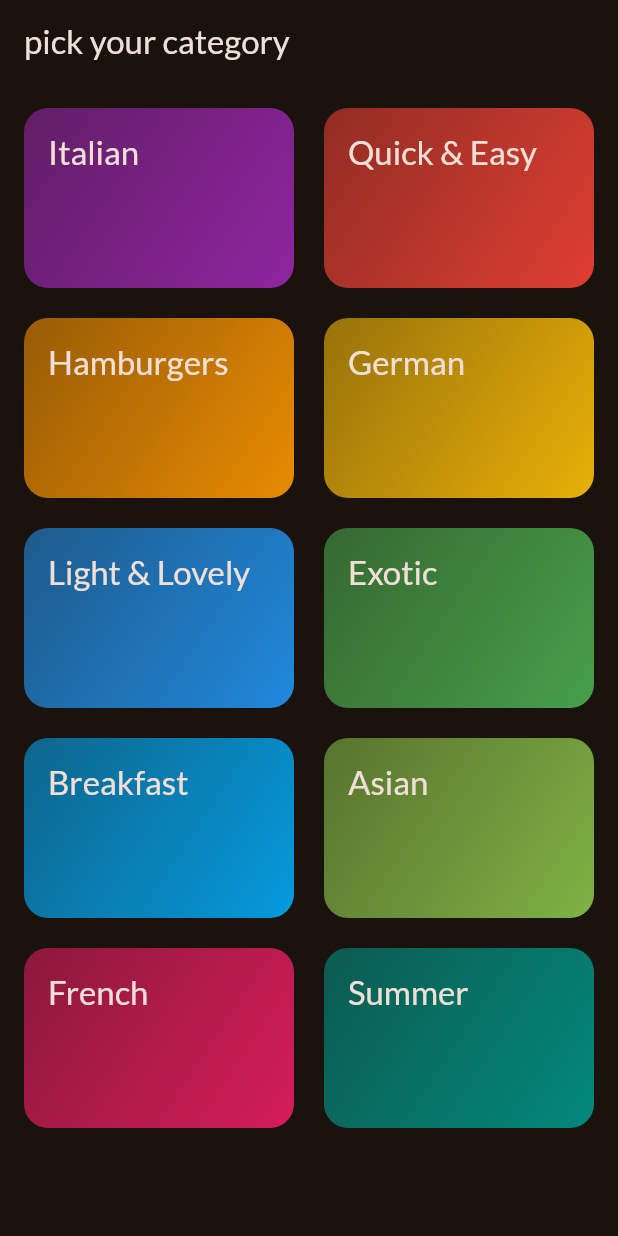
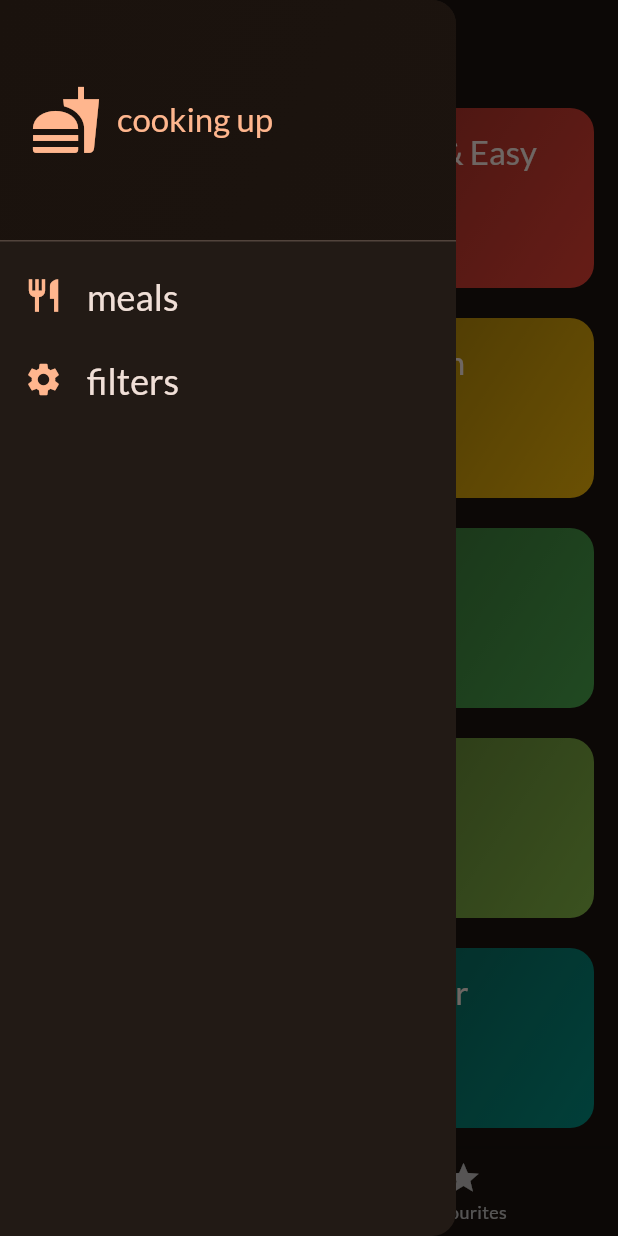
Before and after one commit to Brijesh-gangwar/meals_app, a Flutter app: the screen it shows after launch, with the side drawer open (before the commit the screen has no drawer), on a phone screen of 412 x 824 dp. Run offline on Flutter 3.47's test engine with Material 3 defaults, Android fonts, the phone set to English and light mode, and no system bars; our stand-ins replace google_fonts, transparent_image.

Commit message:
creating filter and showing only filtered data

```diff
--- a/meals_app/lib/main.dart
+++ b/meals_app/lib/main.dart
@@ -1,7 +1,7 @@
 import 'package:flutter/material.dart';
 import 'package:google_fonts/google_fonts.dart';
 
-import 'package:meals_app/screens/categories.dart';
+import 'package:meals_app/screens/tabs.dart';
 
 final ThemeData theme = ThemeData(
   useMaterial3: true,
@@ -24,6 +24,6 @@ class MainApp extends StatelessWidget {
     return MaterialApp(
         debugShowCheckedModeBanner: false,
         theme: theme,
-        home: const categories_screen());
+        home: const tabs_screen());
   }
 }
--- a/meals_app/lib/screens/categories.dart
+++ b/meals_app/lib/screens/categories.dart
@@ -4,17 +4,26 @@ import 'package:meals_app/models/category.dart';
 import 'package:meals_app/screens/meals.dart';
 import 'package:meals_app/widgets/category_grid_item.dart';
 
+import '../models/meal.dart';
+
 class categories_screen extends StatelessWidget {
-  const categories_screen({super.key});
+  const categories_screen({super.key, required this.ontooglefavorite, required this.availableMeals});
+  final void Function(Meal meal) ontooglefavorite;
+
+  final List<Meal> availableMeals;
 
   void _selectcategory(BuildContext context, Category category) {
-    final filter_meals_list = dummyMeals
+    final filterMealsList = availableMeals
         .where((meal) => meal.categories.contains(category.id))
         .toList();
     Navigator.of(context).push(
       MaterialPageRoute(
         builder: (context) {
-          return meals_screen(title: category.title, meals: filter_meals_list);
+          return meals_screen(
+            title: category.title,
+            meals: filterMealsList,
+            ontooglefavorite: ontooglefavorite,
+          );
         },
       ),
     );
@@ -22,12 +31,8 @@ class categories_screen extends StatelessWidget {
 
   @override
   Widget build(BuildContext context) {
-    return Scaffold(
-      appBar: AppBar(
-        title: Text("pick your category"),
-      ),
-      body: GridView(
-        padding: EdgeInsets.all(16),
+    return GridView(
+      padding: const EdgeInsets.all(16),
       gridDelegate: const SliverGridDelegateWithFixedCrossAxisCount(
         crossAxisCount: 2,
         childAspectRatio: 3 / 2,
@@ -43,7 +48,6 @@ class categories_screen extends StatelessWidget {
             },
           )
       ],
-      ),
     );
   }
 }
--- /dev/null
+++ b/meals_app/lib/screens/tabs.dart
@@ -0,0 +1,134 @@
+import 'package:flutter/material.dart';
+import 'package:meals_app/data/dummy_data.dart';
+import 'package:meals_app/screens/categories.dart';
+import 'package:meals_app/screens/filters.dart';
+import 'package:meals_app/screens/meals.dart';
+import 'package:meals_app/widgets/main_drawer.dart';
+
+import '../models/meal.dart';
+
+const initial_filters = {
+  Filter.glutenFree: false,
+  Filter.lactoseFree: false,
+  Filter.vegetarian: false,
+  Filter.vegan: false,
+};
+
+class tabs_screen extends StatefulWidget {
+  const tabs_screen({super.key});
+
+  @override
+  State<tabs_screen> createState() => _tabs_screenState();
+}
+
+class _tabs_screenState extends State<tabs_screen> {
+  int _selectedpage_index = 0;
+
+  final List<Meal> favoritesmeals = [];
+  Map<Filter, bool> selected_filters = {
+    Filter.glutenFree: false,
+    Filter.lactoseFree: false,
+    Filter.vegetarian: false,
+    Filter.vegan: false,
+  };
+
+  void show_message(String message) {
+    ScaffoldMessenger.of(context).showSnackBar(
+      SnackBar(
+        content: Text(message),
+      ),
+    );
+  }
+
+  void toggle_favorite_status(Meal meal) {
+    final isExist = favoritesmeals.contains(meal);
+    if (isExist) {
+      setState(() {
+        favoritesmeals.remove(meal);
+        show_message("Meal removed from favorites");
+      });
+    } else {
+      setState(() {
+        favoritesmeals.add(meal);
+        show_message("Meal added to favorites");
+      });
+    }
+  }
+
+  void _selectpage(int index) {
+    setState(() {
+      _selectedpage_index = index;
+    });
+  }
+
+  void set_screen(String identifier) async {
+    Navigator.of(context).pop();
+    if (identifier == 'filters') {
+      final result = await Navigator.of(context).push<Map<Filter, bool>>(
+        MaterialPageRoute(
+          builder: (context) => filters_screen(
+            currentFilters: selected_filters,
+          ),
+        ),
+      );
+      setState(() {
+        selected_filters = result ?? initial_filters;
+      });
+    }
+  }
+
+  @override
+  Widget build(BuildContext context) {
+    final availableMeals = dummyMeals.where((meal) {
+      if (selected_filters[Filter.glutenFree]! && !meal.isGlutenFree) {
+        return false;
+      }
+      if (selected_filters[Filter.lactoseFree]! && !meal.isLactoseFree) {
+        return false;
+      }
+      if (selected_filters[Filter.vegetarian]! && !meal.isVegetarian) {
+        return false;
+      }
+      if (selected_filters[Filter.vegan]! && !meal.isVegan) {
+        return false;
+      }
+      return true;
+    }).toList();
+    Widget activePage = categories_screen(
+      ontooglefavorite: toggle_favorite_status,
+      availableMeals: availableMeals,
+    );
+    var activePageTitle = 'Categories';
+
+    if (_selectedpage_index == 1) {
+      activePage = meals_screen(
+        meals: favoritesmeals,
+        ontooglefavorite: toggle_favorite_status,
+      );
+      activePageTitle = 'Your Favourites';
+    }
+    return Scaffold(
+      appBar: AppBar(
+        title: Text(activePageTitle),
+      ),
+      drawer: main_drawer(
+        onselect_screen: set_screen,
+      ),
+      body: activePage,
+      bottomNavigationBar: BottomNavigationBar(
+        onTap: _selectpage,
+        currentIndex: _selectedpage_index,
+        items: const [
+          BottomNavigationBarItem(
+            icon: Icon(Icons.set_meal),
+            label: 'Categories',
+          ),
+          BottomNavigationBarItem(
+            icon: Icon(Icons.star),
+            label: 'Favourites',
+          ),
+        ],
+      ),
+    );
+  }
+}
--- a/meals_app/lib/widgets/category_grid_item.dart
+++ b/meals_app/lib/widgets/category_grid_item.dart
@@ -19,7 +19,7 @@ class category_grid_item extends StatelessWidget {
       splashColor: Theme.of(context).primaryColor,
       onTap: onselectcategory,
       child: Container(
-        padding: EdgeInsets.all(16),
+        padding: const EdgeInsets.all(16),
         decoration: BoxDecoration(
             borderRadius: BorderRadius.circular(16),
             gradient: LinearGradient(
--- /dev/null
+++ b/meals_app/lib/widgets/main_drawer.dart
@@ -0,0 +1,83 @@
+import 'package:flutter/material.dart';
+
+class main_drawer extends StatelessWidget {
+  const main_drawer({super.key, required this.onselect_screen});
+
+  final void Function(String identifier) onselect_screen;
+
+  @override
+  Widget build(BuildContext context) {
+    return Drawer(
+      child: Column(
+        children: [
+          DrawerHeader(
+            padding: const EdgeInsets.all(20),
+            decoration: BoxDecoration(
+              gradient: LinearGradient(
+                colors: [
+                  Theme.of(context).primaryColor,
+                  Theme.of(context).primaryColor.withOpacity(0.8),
+                ],
+                begin: Alignment.topLeft,
+                end: Alignment.bottomRight,
+              ),
+            ),
+            child: Row(
+              children: [
+                Icon(
+                  Icons.fastfood,
+                  size: 48,
+                  color: Theme.of(context).colorScheme.primary,
+                ),
+                const SizedBox(
+                  width: 10,
+                ),
+                Text(
+                  "cooking up",
+                  style: Theme.of(context)
+                      .textTheme
+                      .titleLarge!
+                      .copyWith(color: Theme.of(context).colorScheme.primary),
+                )
+              ],
+            ),
+          ),
+          ListTile(
+            leading: Icon(
+              Icons.restaurant,
+              size: 26,
+              color: Theme.of(context).colorScheme.primary,
+            ),
+            title: Text(
+              "meals",
+              style: Theme.of(context).textTheme.titleLarge!.copyWith(
+                    color: Theme.of(context).colorScheme.onBackground,
+                    fontSize: 24,
+                  ),
+            ),
+            onTap: () {
+              onselect_screen('meals');
+            },
+          ),
+          ListTile(
+            leading: Icon(
+              Icons.settings,
+              size: 26,
+              color: Theme.of(context).colorScheme.primary,
+            ),
+            title: Text(
+              "filters",
+              style: Theme.of(context).textTheme.titleLarge!.copyWith(
+                    color: Theme.of(context).colorScheme.onBackground,
+                    fontSize: 24,
+                  ),
+            ),
+            onTap: () {
+              onselect_screen('filters');
+            },
+          )
+        ],
+      ),
+    );
+  }
+}
--- a/meals_app/lib/widgets/meal_item_traits.dart
+++ b/meals_app/lib/widgets/meal_item_traits.dart
@@ -17,12 +17,12 @@ class meal_item_traits extends StatelessWidget {
           icon,
           color: Colors.white,
         ),
-        SizedBox(
+        const SizedBox(
           height: 12,
         ),
         Text(
           label,
-          style: TextStyle(
+          style: const TextStyle(
             color: Colors.white,
           ),
         )
```
Also changed, not shown: meals_app/lib/screens/filters.dart (added, +154 -0 lines), meals_app/lib/screens/meal_details_screen.dart (added, +68 -0 lines), meals_app/lib/screens/meals.dart (+31 -6 lines), meals_app/lib/widgets/meal_item.dart (+9 -7 lines). Lines whose indentation alone changed are shown as unchanged.
